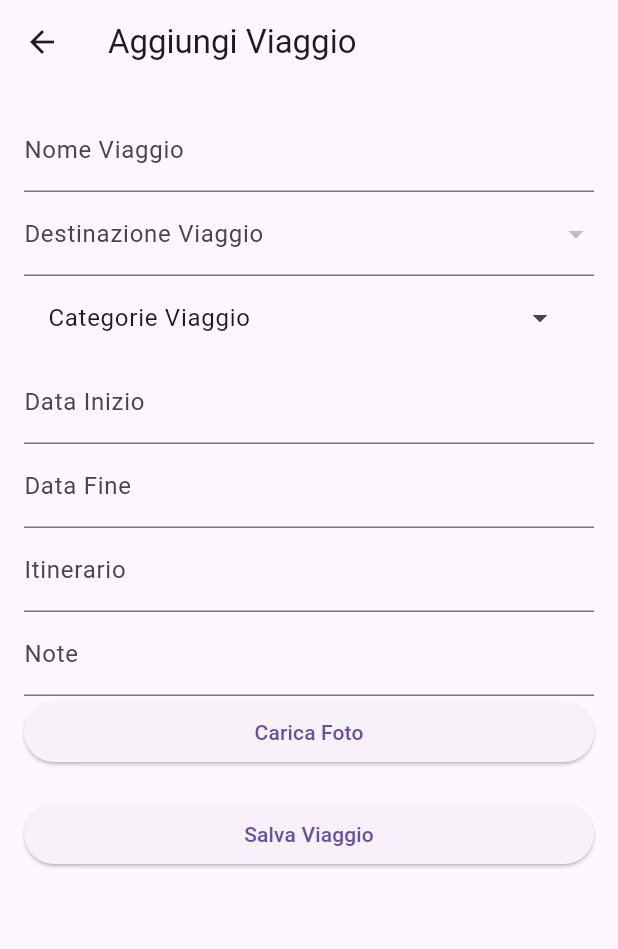
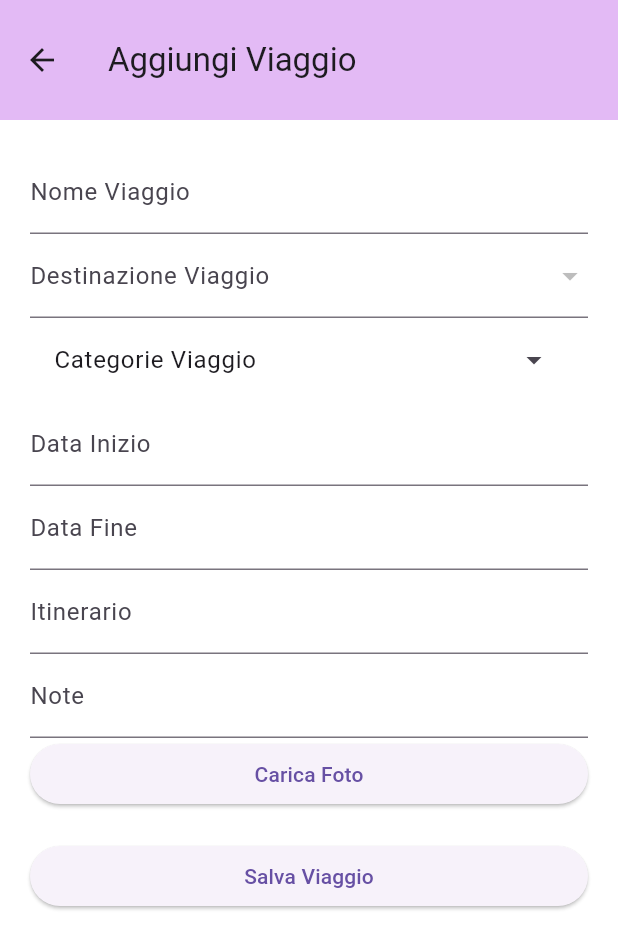
Before and after one commit to antoniosantarpia/mobile, a Flutter app: the screen it shows after launch, after a tap on "Aggiungi Viaggio", on a phone screen of 412 x 824 dp. Shown: the top 949 px of the screen. Run offline on Flutter 3.47's test engine with Material 3 defaults, Android fonts, the phone set to English and light mode, and no system bars; our stand-ins replace image_picker, sqflite; accounts and stored records are empty.

Commit message:
funziona tutto, manca grafici

```diff
--- a/lib/aggiungiviaggio.dart
+++ b/lib/aggiungiviaggio.dart
@@ -27,7 +27,7 @@ class _AggiungiViaggioState extends State<AggiungiViaggio> {
 
   String? _selectedDestinazione;
   List<destinazione> _destinazioni = [];
-  List<String> _imagePaths = [];
+  final List<String> _imagePaths = [];
   bool _photosUploaded = false;
 
   DateTime? _dataInizio;
@@ -76,7 +76,7 @@ class _AggiungiViaggioState extends State<AggiungiViaggio> {
     final picker = ImagePicker();
     final pickedFiles = await picker.pickMultiImage();
 
-    if (pickedFiles != null && pickedFiles.isNotEmpty) {
+    if (pickedFiles.isNotEmpty) {
       for (var pickedFile in pickedFiles) {
         final imagePath = await _saveImage(File(pickedFile.path));
         setState(() {
@@ -103,14 +103,14 @@ class _AggiungiViaggioState extends State<AggiungiViaggio> {
       final itinerario = _itinerarioController.text;
 
       final lastId = await DatabaseHelper.instance.getLastViaggioId();
-      final count = lastId + 1;
+      final newId = lastId + 1;
 
       if (_selectedDestinazione == null) {
         throw Exception('Per favore seleziona una destinazione');
       }
 
       final newViaggio = viaggio(
-        id_viaggio: count,
+        id_viaggio: newId,
         titolo: titolo,
         data_inizio: formatter.parse(dataInizio),
         data_fine: formatter.parse(dataFine),
@@ -125,10 +125,16 @@ class _AggiungiViaggioState extends State<AggiungiViaggio> {
       for (String categoria in _selectedCategorie) {
         final newViaggioCategoria = viaggio_categoria(
           categoria: categoria,
-          viaggio: count,
+          viaggio: newId,
         );
         await DatabaseHelper.instance.insertViaggioCategoria(newViaggioCategoria);
       }
+
+      // elimina una categoria se non è associata a nessun viaggio
+        //await DatabaseHelper.instance.verifyCategory();
+      //await DatabaseHelper.instance.deleteCategory();
+
+
 
       final lastidFoto = await DatabaseHelper.instance.getLastImgId();
       int newFotoId = lastidFoto + 1;
@@ -136,7 +142,7 @@ class _AggiungiViaggioState extends State<AggiungiViaggio> {
       for (var imagePath in _imagePaths) {
         final newFoto = foto(
           id_foto: newFotoId,
-          viaggio: count,
+          viaggio: newId,
           path: imagePath,
         );
         newFotoId++;
@@ -206,6 +212,7 @@ class _AggiungiViaggioState extends State<AggiungiViaggio> {
   }
 
 
+
   @override
   Widget build(BuildContext context) {
     return Scaffold(
@@ -213,7 +220,7 @@ class _AggiungiViaggioState extends State<AggiungiViaggio> {
         title: const Text('Aggiungi Viaggio'),
       ),
       body: Padding(
-        padding: const EdgeInsets.all(16.0),
+        padding: const EdgeInsets.all(20.0),
         child: Form(
           key: _formKey,
           child: ListView(
@@ -249,22 +256,41 @@ class _AggiungiViaggioState extends State<AggiungiViaggio> {
                   return null;
                 },
               ),
-
               ListTile(
                 title: const Text('Categorie Viaggio'),
                 trailing: const Icon(Icons.arrow_drop_down),
                 onTap: _showCategorieDialog,
-
               ),
               if (_showCategorieError)
-                Padding(
+                Container(
                   padding: const EdgeInsets.symmetric(horizontal: 16.0),
-                  child: Text(
+                  child: Column(
+                    crossAxisAlignment: CrossAxisAlignment.start,
+                    children: [
+                      Text(
                         'Per favore seleziona almeno una categoria',
                         style: TextStyle(color: Theme.of(context).colorScheme.error, fontSize: 12),
                       ),
+                      const SizedBox(height: 8),
+                      Wrap(
+                        children: _selectedCategorie.map((categoria) {
+                          return Chip(
+                            label: Text(categoria),
+                            onDeleted: () {
+                              setState(() {
+                                _selectedCategorie.remove(categoria);
+                              });
+                            },
+                          );
+                        }).toList(),
                       ),
+                    ],
+                  ),
+                )
+              else
                 Wrap(
+                  spacing: 10,
+                  runSpacing: 10,
                   children: _selectedCategorie.map((categoria) {
                     return Chip(
                       label: Text(categoria),
@@ -295,6 +321,12 @@ class _AggiungiViaggioState extends State<AggiungiViaggio> {
                     });
                   }
                 },
+                validator: (value) {
+                  if (value == null || value.isEmpty) {
+                    return 'Per favore inserisci la data di inizio';
+                  }
+                  return null;
+                },
               ),
               TextFormField(
                 controller: _dataFineController,
@@ -305,7 +337,7 @@ class _AggiungiViaggioState extends State<AggiungiViaggio> {
                     context: context,
                     initialDate: DateTime.now(),
                     firstDate: DateTime(2000),
-                    lastDate: DateTime(2101),
+                    lastDate: DateTime(2100),
                   );
                   if (pickedDate != null) {
                     if (_dataInizio != null && pickedDate.isBefore(_dataInizio!)) {
@@ -336,34 +368,23 @@ class _AggiungiViaggioState extends State<AggiungiViaggio> {
               TextFormField(
                 controller: _itinerarioController,
                 decoration: const InputDecoration(labelText: 'Itinerario'),
-                validator: (value) {
-                  if (value == null || value.isEmpty) {
-                    return 'Per favore inserisci l\'itinerario del viaggio';
-                  }
-                  return null;
-                },
               ),
               TextFormField(
                 controller: _noteController,
                 decoration: const InputDecoration(labelText: 'Note'),
-                validator: (value) {
-                  if (value == null || value.isEmpty) {
-                    return 'Per favore inserisci delle note per il viaggio';
-                  }
-                  return null;
-                },
               ),
               ElevatedButton(
                 onPressed: _pickImages,
                 child: _photosUploaded
-                    ? Row(
+                    ? const Row(
                   mainAxisAlignment: MainAxisAlignment.center,
-                  children: const [
+                  children: [
                     Icon(Icons.check, color: Colors.white),
                     SizedBox(width: 8),
                     Text('Foto caricate con successo!'),
                   ],
-                ) : const Text('Carica Foto'),
+                )
+                    : const Text('Carica Foto'),
               ),
               const SizedBox(height: 20),
               ElevatedButton(
@@ -388,5 +409,4 @@ class _AggiungiViaggioState extends State<AggiungiViaggio> {
       ),
     );
   }
-
 }
--- a/lib/database/viaggio.dart
+++ b/lib/database/viaggio.dart
@@ -1,8 +1,8 @@
 class viaggio {
   final int id_viaggio;
   final String titolo;
-  final String note;
-  final String itinerario;
+  final String? note;
+  final String? itinerario;
   final DateTime data_inizio;
   final DateTime data_fine;
   final String destinazione;
--- a/lib/homescreen.dart
+++ b/lib/homescreen.dart
@@ -79,14 +79,19 @@ class _HomePageContentState extends State<HomePageContent> {
   }
   @override
   Widget build(BuildContext context) {
-    return Padding(
-      padding: const EdgeInsets.all(16.0),
+    return Scaffold(
+      appBar: AppBar(
+        title: const Text('Viaggi'),
+      ),
+      body: SingleChildScrollView(
+        child: Padding(
+          padding: const EdgeInsets.all(20.0),
           child: Column(
             crossAxisAlignment: CrossAxisAlignment.start,
             children: [
               const Text(
                 'Prossimo Viaggio',
-            style: TextStyle(fontSize: 24, fontWeight: FontWeight.bold),
+                style: TextStyle(fontSize: 26, fontWeight: FontWeight.bold),
               ),
               const SizedBox(height: 8),
               GestureDetector(
@@ -96,7 +101,8 @@ class _HomePageContentState extends State<HomePageContent> {
                     MaterialPageRoute(builder: (context) => DettaglioViaggio(v: _prossimoViaggio!, onSave: _loadData)),
                   );
                 },
-            child: _prossimoViaggio != null ? Container(
+                child: _prossimoViaggio != null
+                    ? Container(
                   width: 340, // Larghezza della card
                   margin: const EdgeInsets.symmetric(horizontal: 8),
                   child: Card(
@@ -123,7 +129,7 @@ class _HomePageContentState extends State<HomePageContent> {
                             height: 150,
                             width: double.infinity,
                             child: Center(
-                          child: Text('No Image Available'),
+                              child: Text('Immagine non disponibile'),
                             ),
                           ),
                         ),
@@ -150,14 +156,15 @@ class _HomePageContentState extends State<HomePageContent> {
               const SizedBox(height: 16),
               const Text(
                 'Ultime Destinazioni:',
-            style: TextStyle(fontSize: 24, fontWeight: FontWeight.bold),
+                style: TextStyle(fontSize: 26, fontWeight: FontWeight.bold),
               ),
               if (_destinazioni.isEmpty)
                 const Center(child: Text('Nessuna destinazione trovata')) // Mostra il messaggio solo se non ci sono destinazioni
               else
                 const SizedBox(height: 8),
-          Expanded(
-            child: ListView.builder(
+              ListView.builder(
+                shrinkWrap: true,
+                physics: const NeverScrollableScrollPhysics(),
                 itemCount: _destinazioni.length > 2 ? 2 : _destinazioni.length, // Mostra al massimo due destinazioni
                 itemBuilder: (context, index) {
                   final destinazione = _destinazioni[index];
@@ -175,7 +182,6 @@ class _HomePageContentState extends State<HomePageContent> {
                     ),
                   );
                 },
-            ),
               ),
               const SizedBox(height: 16),
               Row(
@@ -232,7 +238,10 @@ class _HomePageContentState extends State<HomePageContent> {
               ),
             ],
           ),
+        ),
+      ),
     );
   }
 
+
 }
--- a/lib/main.dart
+++ b/lib/main.dart
@@ -14,9 +14,26 @@ class MyApp extends StatelessWidget {
 
   @override
   Widget build(BuildContext context) {
-    return const MaterialApp(
-      home: HomeScreen(),
+    return DefaultTextStyle(
+      style: const TextStyle(
+        fontSize: 16.0,
+        fontWeight: FontWeight.normal,
+        fontStyle: FontStyle.normal,
+        fontFamily: 'Helvetica',
+      ),
+      child: MaterialApp(
+        title: 'Travel Manager',
+        theme: ThemeData(
+          primarySwatch: Colors.deepPurple,
+          scaffoldBackgroundColor: Colors.white,
+          appBarTheme: const AppBarTheme(
+            toolbarHeight: 80,
+            backgroundColor: Color.fromRGBO(227, 186, 245, 1),
+          ),
+        ),
         debugShowCheckedModeBanner: false,
+        home: const HomeScreen(),
+      ),
     );
   }
 }
@@ -39,28 +56,34 @@ class _HomeScreenState extends State<HomeScreen> {
     _pageController.animateToPage(index,
         duration: const Duration(milliseconds: 300), curve: Curves.easeInOut);
   }
-
   @override
   Widget build(BuildContext context) {
     return Scaffold(
       appBar: AppBar(
-        toolbarHeight: 100,
-        backgroundColor: Colors.black87,
+        toolbarHeight: 90,
+        backgroundColor: Colors.deepPurple,
         title: Row(
           children: [
             const SizedBox(width: 3),
             Image.asset(
               'assets/images/icon.png', // Percorso dell'icona aggiunta
-              height: 53, // Altezza desiderata dell'icona
+              height: 45, // Altezza desiderata dell'icona
             ),
             const SizedBox(width: 8),
-            const Text(
+           const  Expanded(
+              child: Text(
                 'Travel Manager',
-              style: TextStyle(color: Colors.white, fontWeight: FontWeight.bold),
+                style: TextStyle(
+                  color: Colors.white,
+                  fontFamily: 'Helvetica-BoldOblique',
+                  fontStyle: FontStyle.italic,
+                  fontWeight: FontWeight.w700,
+                  fontSize: 24, // Dimensione del font ridotta
+                  overflow: TextOverflow.ellipsis, // Aggiunto per prevenire overflow
                 ),
-            Expanded(
-              child: Container(),
               ),
+            ),
+            const SizedBox(width: 8),
             ElevatedButton(
               onPressed: () {
                 Navigator.push(
@@ -69,9 +92,17 @@ class _HomeScreenState extends State<HomeScreen> {
                 );
               },
               style: ElevatedButton.styleFrom(
-                foregroundColor: Colors.black,
+                backgroundColor: Colors.transparent,
+                foregroundColor: Colors.white,
+                side: const BorderSide(
+                  color: Colors.white,
+                  width: 2,
                 ),
-              child: const Text('Statistiche'),
+              ),
+              child: const Text(
+                'Statistiche',
+                style: TextStyle(fontSize: 16),
+              ),
             ),
           ],
         ),
@@ -90,25 +121,34 @@ class _HomeScreenState extends State<HomeScreen> {
           SearchTripsScreen(),
         ],
       ),
-      bottomNavigationBar:
-        Container(
+      bottomNavigationBar: Container(
+        height: 75,
         decoration: BoxDecoration(
-            border: Border.all(color: Colors.red), // Aggiungi un bordo rosso
+          boxShadow: [
+            BoxShadow(
+              color: Colors.deepPurple.withOpacity(0.6),
+              spreadRadius: 4,
+              blurRadius: 6,
+              offset: const Offset(0, 1), // Ombra
             ),
-        child:  BottomNavigationBar(
-        backgroundColor: Colors.green,
-        selectedItemColor: Colors.deepPurple[700],
+          ],
+        ),
+        child: BottomNavigationBar(
+          selectedItemColor: Colors.deepPurple[900],
+          selectedFontSize: 18,
           unselectedItemColor: Colors.grey,
+          unselectedFontSize: 12,
           currentIndex: _selectedIndex,
           onTap: _onItemTapped,
           items: const [
-          BottomNavigationBarItem(icon: Icon(Icons.home), label: 'Home'),
-          BottomNavigationBarItem(icon: Icon(Icons.airplanemode_active), label: 'Viaggi'),
-          BottomNavigationBarItem(icon: Icon(Icons.location_on), label: 'Destinazioni'),
-          BottomNavigationBarItem(icon: Icon(Icons.search), label: 'Ricerca'),
+            BottomNavigationBarItem(icon: Icon(Icons.home, size: 25), label: 'Home'),
+            BottomNavigationBarItem(icon: Icon(Icons.airplanemode_active, size: 25), label: 'Viaggi'),
+            BottomNavigationBarItem(icon: Icon(Icons.location_on, size: 25), label: 'Destinazioni'),
+            BottomNavigationBarItem(icon: Icon(Icons.search, size: 25), label: 'Ricerca'),
           ],
         ),
       ),
     );
   }
+
 }
```
Also changed, not shown: lib/database/database_helper.dart (+35 -0 lines), lib/dettagliviaggio.dart (+55 -32 lines), pubspec.yaml (+13 -16 lines), assets/images/viaggio1.png (deleted), assets/images/viaggio2.png (deleted), assets/images/viaggio3.png (deleted), fonts/Helvetica-Bold.ttf (added), fonts/Helvetica-BoldOblique.ttf (added), fonts/Helvetica-Oblique.ttf (added), fonts/Helvetica.ttf (added). Lines whose indentation alone changed are shown as unchanged.
